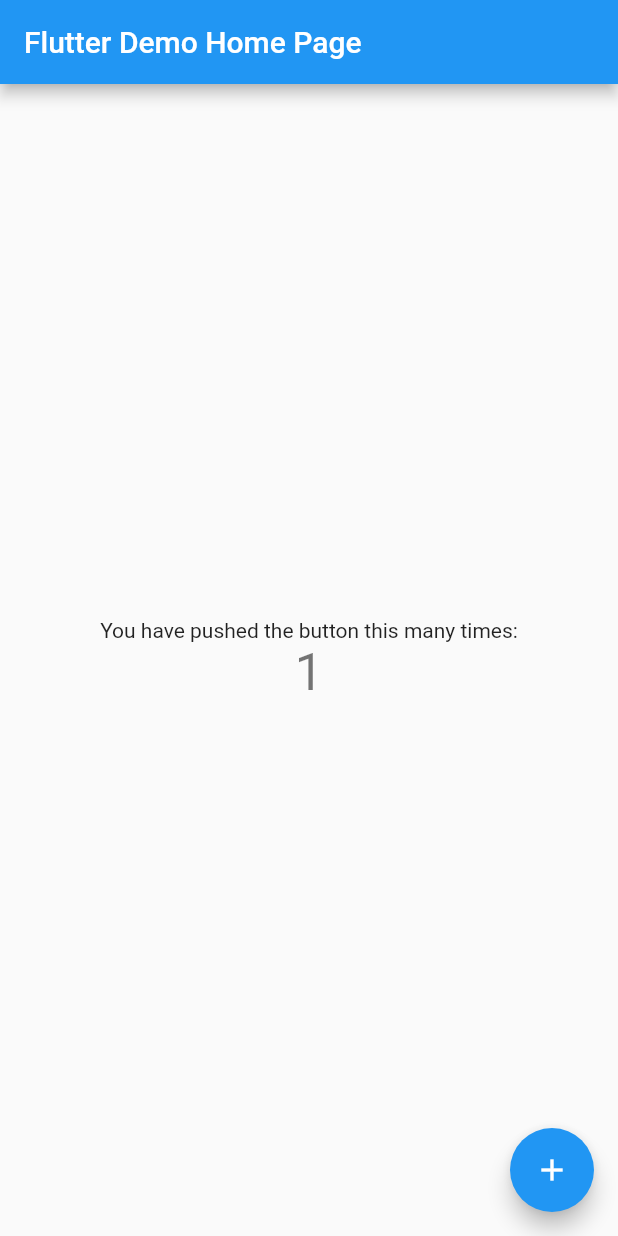
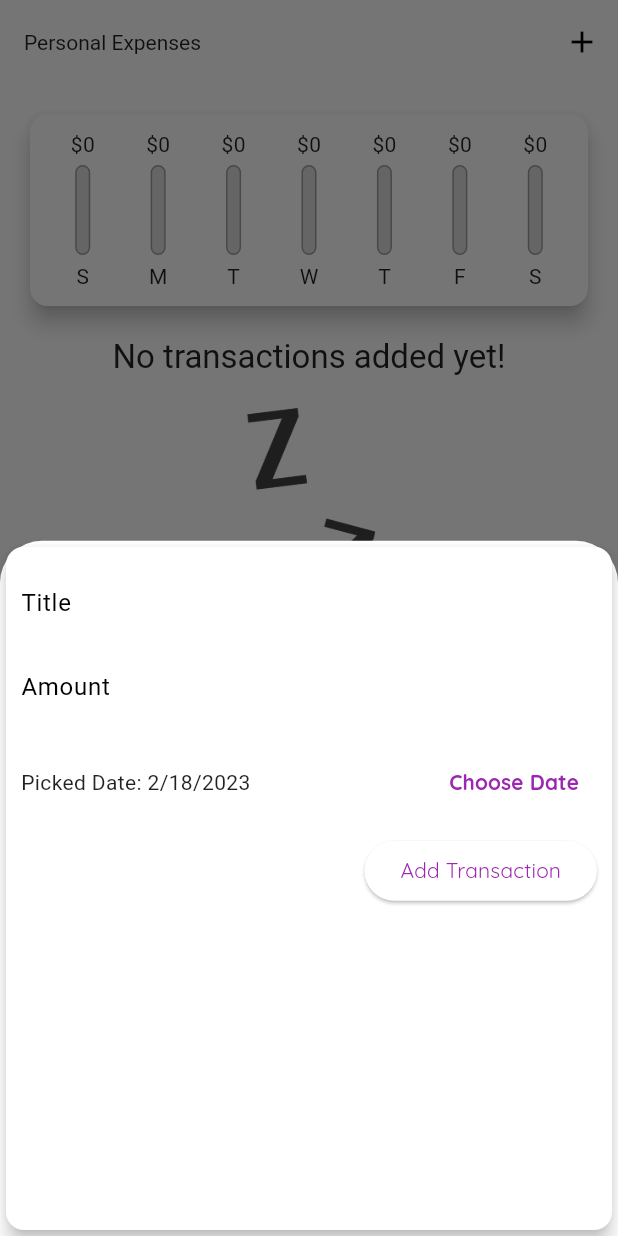
Before and after one commit to achaudhary591/Personal_Expenses_App_Flutter, a Flutter app: the screen it shows after launch, after a tap on the "add" icon, on a phone screen of 412 x 824 dp. Run offline on Flutter 3.47's test engine with Material 2 defaults, Android fonts, the phone set to English and light mode, and no system bars.

Commit message:
personal app done

```diff
--- a/lib/main.dart
+++ b/lib/main.dart
@@ -1,115 +1,139 @@
 import 'package:flutter/material.dart';
 
-void main() {
-  runApp(const MyApp());
-}
+import './widgets/new_transaction.dart';
+import './widgets/transaction_list.dart';
+import './widgets/chart.dart';
+import './models/transaction.dart';
+
+void main() => runApp(MyApp());
 
 class MyApp extends StatelessWidget {
-  const MyApp({super.key});
-
-  // This widget is the root of your application.
   @override
   Widget build(BuildContext context) {
     return MaterialApp(
-      title: 'Flutter Demo',
+      title: 'Personal Expenses',
       theme: ThemeData(
-        // This is the theme of your application.
-        //
-        // Try running your application with "flutter run". You'll see the
-        // application has a blue toolbar. Then, without quitting the app, try
-        // changing the primarySwatch below to Colors.green and then invoke
-        // "hot reload" (press "r" in the console where you ran "flutter run",
-        // or simply save your changes to "hot reload" in a Flutter IDE).
-        // Notice that the counter didn't reset back to zero; the application
-        // is not restarted.
-        primarySwatch: Colors.blue,
-      ),
-      home: const MyHomePage(title: 'Flutter Demo Home Page'),
+          useMaterial3: true,
+          fontFamily: 'Quicksand',
+          textTheme: ThemeData.light().textTheme.copyWith(
+                subtitle1: TextStyle(
+                  fontFamily: 'OpenSans',
+                  fontWeight: FontWeight.bold,
+                  fontSize: 18,
+                ),
+                button: TextStyle(color: Colors.white),
+              ),
+          appBarTheme: AppBarTheme(
+            textTheme: ThemeData.light().textTheme.copyWith(
+                  subtitle1: TextStyle(
+                    fontFamily: 'OpenSans',
+                    fontSize: 20,
+                    fontWeight: FontWeight.bold,
+                  ),
+                ),
+          ),
+          colorScheme: ColorScheme.fromSwatch(primarySwatch: Colors.purple)
+              .copyWith(secondary: Colors.amber)),
+      home: MyHomePage(),
     );
   }
 }
 
 class MyHomePage extends StatefulWidget {
-  const MyHomePage({super.key, required this.title});
-
-  // This widget is the home page of your application. It is stateful, meaning
-  // that it has a State object (defined below) that contains fields that affect
-  // how it looks.
-
-  // This class is the configuration for the state. It holds the values (in this
-  // case the title) provided by the parent (in this case the App widget) and
-  // used by the build method of the State. Fields in a Widget subclass are
-  // always marked "final".
-
-  final String title;
-
+  // String titleInput;
+  // String amountInput;
   @override
-  State<MyHomePage> createState() => _MyHomePageState();
+  _MyHomePageState createState() => _MyHomePageState();
 }
 
 class _MyHomePageState extends State<MyHomePage> {
-  int _counter = 0;
+  final List<Transaction> _userTransactions = [
+    // Transaction(
+    //   id: 't1',
+    //   title: 'New Shoes',
+    //   amount: 69.99,
+    //   date: DateTime.now(),
+    // ),
+    // Transaction(
+    //   id: 't2',
+    //   title: 'Weekly Groceries',
+    //   amount: 16.53,
+    //   date: DateTime.now(),
+    // ),
+  ];
 
-  void _incrementCounter() {
+  List<Transaction> get _recentTransactions {
+    return _userTransactions.where((tx) {
+      return tx.date.isAfter(
+        DateTime.now().subtract(
+          Duration(days: 7),
+        ),
+      );
+    }).toList();
+  }
+
+  void _addNewTransaction(
+      String txTitle, double txAmount, DateTime chosenDate) {
+    final newTx = Transaction(
+      title: txTitle,
+      amount: txAmount,
+      date: chosenDate,
+      id: DateTime.now().toString(),
+    );
+
     setState(() {
-      // This call to setState tells the Flutter framework that something has
-      // changed in this State, which causes it to rerun the build method below
-      // so that the display can reflect the updated values. If we changed
-      // _counter without calling setState(), then the build method would not be
-      // called again, and so nothing would appear to happen.
-      _counter++;
+      _userTransactions.add(newTx);
+    });
+  }
+
+  void _startAddNewTransaction(BuildContext ctx) {
+    showModalBottomSheet(
+      context: ctx,
+      builder: (_) {
+        return GestureDetector(
+          onTap: () {},
+          child: NewTransaction(_addNewTransaction),
+          behavior: HitTestBehavior.opaque,
+        );
+      },
+    );
+  }
+
+  void _deleteTransaction(String id) {
+    setState(() {
+      _userTransactions.removeWhere((tx) => tx.id == id);
     });
   }
 
   @override
   Widget build(BuildContext context) {
-    // This method is rerun every time setState is called, for instance as done
-    // by the _incrementCounter method above.
-    //
-    // The Flutter framework has been optimized to make rerunning build methods
-    // fast, so that you can just rebuild anything that needs updating rather
-    // than having to individually change instances of widgets.
     return Scaffold(
       appBar: AppBar(
-        // Here we take the value from the MyHomePage object that was created by
-        // the App.build method, and use it to set our appbar title.
-        title: Text(widget.title),
+        title: Text(
+          'Personal Expenses',
+        ),
+        actions: <Widget>[
+          IconButton(
+            icon: Icon(Icons.add),
+            onPressed: () => _startAddNewTransaction(context),
+          ),
+        ],
       ),
-      body: Center(
-        // Center is a layout widget. It takes a single child and positions it
-        // in the middle of the parent.
+      body: SingleChildScrollView(
         child: Column(
-          // Column is also a layout widget. It takes a list of children and
-          // arranges them vertically. By default, it sizes itself to fit its
-          // children horizontally, and tries to be as tall as its parent.
-          //
-          // Invoke "debug painting" (press "p" in the console, choose the
-          // "Toggle Debug Paint" action from the Flutter Inspector in Android
-          // Studio, or the "Toggle Debug Paint" command in Visual Studio Code)
-          // to see the wireframe for each widget.
-          //
-          // Column has various properties to control how it sizes itself and
-          // how it positions its children. Here we use mainAxisAlignment to
-          // center the children vertically; the main axis here is the vertical
-          // axis because Columns are vertical (the cross axis would be
-          // horizontal).
-          mainAxisAlignment: MainAxisAlignment.center,
+          // mainAxisAlignment: MainAxisAlignment.start,
+          crossAxisAlignment: CrossAxisAlignment.stretch,
           children: <Widget>[
-            const Text(
-              'You have pushed the button this many times:',
-            ),
-            Text(
-              '$_counter',
-              style: Theme.of(context).textTheme.headlineMedium,
-            ),
+            Chart(_recentTransactions),
+            TransactionList(_userTransactions, _deleteTransaction),
           ],
         ),
       ),
+      floatingActionButtonLocation: FloatingActionButtonLocation.centerFloat,
       floatingActionButton: FloatingActionButton(
-        onPressed: _incrementCounter,
-        tooltip: 'Increment',
-        child: const Icon(Icons.add),
-      ), // This trailing comma makes auto-formatting nicer for build methods.
+        child: Icon(Icons.add),
+        onPressed: () => _startAddNewTransaction(context),
+      ),
     );
   }
 }
--- /dev/null
+++ b/lib/models/transaction.dart
@@ -0,0 +1,15 @@
+import 'package:flutter/foundation.dart';
+
+class Transaction {
+  final String id;
+  final String title;
+  final double amount;
+  final DateTime date;
+
+  Transaction({
+    required this.id,
+    required this.title,
+    required this.amount,
+    required this.date,
+  });
+}
--- /dev/null
+++ b/lib/widgets/chart.dart
@@ -0,0 +1,64 @@
+import 'package:flutter/material.dart';
+import 'package:intl/intl.dart';
+
+import './chart_bar.dart';
+import '../models/transaction.dart';
+
+class Chart extends StatelessWidget {
+  final List<Transaction> recentTransactions;
+
+  Chart(this.recentTransactions);
+
+  List<Map<String, Object>> get groupedTransactionValues {
+    return List.generate(7, (index) {
+      final weekDay = DateTime.now().subtract(
+        Duration(days: index),
+      );
+      var totalSum = 0.0;
+
+      for (var i = 0; i < recentTransactions.length; i++) {
+        if (recentTransactions[i].date.day == weekDay.day &&
+            recentTransactions[i].date.month == weekDay.month &&
+            recentTransactions[i].date.year == weekDay.year) {
+          totalSum += recentTransactions[i].amount;
+        }
+      }
+
+      return {
+        'day': DateFormat.E().format(weekDay).substring(0, 1),
+        'amount': totalSum,
+      };
+    }).reversed.toList();
+  }
+
+  double get totalSpending {
+    return groupedTransactionValues.fold(0.0, (sum, item) {
+      return sum + (item['amount'] as double);
+    });
+  }
+
+  @override
+  Widget build(BuildContext context) {
+    return Card(
+      elevation: 6,
+      margin: EdgeInsets.all(20),
+      child: Padding(
+        padding: EdgeInsets.all(10),
+        child: Row(
+          mainAxisAlignment: MainAxisAlignment.spaceAround,
+          children: groupedTransactionValues.map((data) {
+            return Flexible(
+              fit: FlexFit.tight,
+              child: ChartBar(
+                  data['day'].toString(),
+                  data['amount'] as double,
+                  totalSpending == 0.0
+                      ? 0.0
+                      : (data['amount'] as double) / totalSpending),
+            );
+          }).toList(),
+        ),
+      ),
+    );
+  }
+}
--- /dev/null
+++ b/lib/widgets/chart_bar.dart
@@ -0,0 +1,54 @@
+import 'package:flutter/material.dart';
+
+class ChartBar extends StatelessWidget {
+  final String label;
+  final double spendingAmount;
+  final double spendingPctOfTotal;
+
+  ChartBar(this.label, this.spendingAmount, this.spendingPctOfTotal);
+
+  @override
+  Widget build(BuildContext context) {
+    return Column(
+      children: <Widget>[
+        Container(
+          height: 20,
+          child: FittedBox(
+            child: Text('\$${spendingAmount.toStringAsFixed(0)}'),
+          ),
+        ),
+        SizedBox(
+          height: 4,
+        ),
+        Container(
+          height: 60,
+          width: 10,
+          child: Stack(
+            children: <Widget>[
+              Container(
+                decoration: BoxDecoration(
+                  border: Border.all(color: Colors.grey, width: 1.0),
+                  color: Color.fromRGBO(220, 220, 220, 1),
+                  borderRadius: BorderRadius.circular(10),
+                ),
+              ),
+              FractionallySizedBox(
+                heightFactor: spendingPctOfTotal,
+                child: Container(
+                  decoration: BoxDecoration(
+                    color: Theme.of(context).primaryColor,
+                    borderRadius: BorderRadius.circular(10),
+                  ),
+                ),
+              ),
+            ],
+          ),
+        ),
+        SizedBox(
+          height: 4,
+        ),
+        Text(label),
+      ],
+    );
+  }
+}
--- /dev/null
+++ b/lib/widgets/new_transaction.dart
@@ -0,0 +1,117 @@
+import 'package:flutter/material.dart';
+import 'package:intl/intl.dart';
+
+class NewTransaction extends StatefulWidget {
+  final Function addTx;
+
+  NewTransaction(this.addTx);
+
+  @override
+  _NewTransactionState createState() => _NewTransactionState();
+}
+
+class _NewTransactionState extends State<NewTransaction> {
+  final _titleController = TextEditingController();
+  final _amountController = TextEditingController();
+  DateTime _selectedDate = DateTime.now();
+
+  void _submitData() {
+    if (_amountController.text.isEmpty) {
+      return;
+    }
+    final enteredTitle = _titleController.text;
+    final enteredAmount = double.parse(_amountController.text);
+
+    if (enteredTitle.isEmpty || enteredAmount <= 0 || _selectedDate == null) {
+      return;
+    }
+
+    widget.addTx(
+      enteredTitle,
+      enteredAmount,
+      _selectedDate,
+    );
+
+    Navigator.of(context).pop();
+  }
+
+  void _presentDatePicker() {
+    showDatePicker(
+      context: context,
+      initialDate: DateTime.now(),
+      firstDate: DateTime(2019),
+      lastDate: DateTime.now(),
+    ).then((pickedDate) {
+      if (pickedDate == null) {
+        return;
+      }
+      setState(() {
+        _selectedDate = pickedDate;
+      });
+    });
+    print('...');
+  }
+
+  @override
+  Widget build(BuildContext context) {
+    return Card(
+      elevation: 5,
+      child: Container(
+        padding: EdgeInsets.all(10),
+        child: Column(
+          crossAxisAlignment: CrossAxisAlignment.end,
+          children: <Widget>[
+            TextField(
+              decoration: InputDecoration(labelText: 'Title'),
+              controller: _titleController,
+              onSubmitted: (_) => _submitData(),
+              // onChanged: (val) {
+              //   titleInput = val;
+              // },
+            ),
+            TextField(
+              decoration: InputDecoration(labelText: 'Amount'),
+              controller: _amountController,
+              keyboardType: TextInputType.number,
+              onSubmitted: (_) => _submitData(),
+              // onChanged: (val) => amountInput = val,
+            ),
+            Container(
+              height: 70,
+              child: Row(
+                children: <Widget>[
+                  Expanded(
+                    child: Text(
+                      _selectedDate == null
+                          ? 'No Date Chosen!'
+                          : 'Picked Date: ${DateFormat.yMd().format(_selectedDate)}',
+                    ),
+                  ),
+                  TextButton(
+                    // textColor: Theme.of(context).primaryColor,
+                    child: Text(
+                      'Choose Date',
+                      style: TextStyle(
+                        fontWeight: FontWeight.bold,
+                      ),
+                    ),
+                    onPressed: _presentDatePicker,
+                  ),
+                ],
+              ),
+            ),
+            ElevatedButton(
+              child: Text('Add Transaction'),
+              style: ButtonStyle(
+                iconColor: MaterialStateProperty.all<Color>(Theme.of(context).primaryColor),
+                backgroundColor: MaterialStateProperty.all<Color>(Color.fromRGBO(255, 255, 255, 1)),
+              ),
+
+              onPressed: _submitData,
+            ),
+          ],
+        ),
+      ),
+    );
+  }
+}
--- /dev/null
+++ b/lib/widgets/transaction_list.dart
@@ -0,0 +1,71 @@
+import 'package:flutter/material.dart';
+import 'package:intl/intl.dart';
+
+import '../models/transaction.dart';
+
+class TransactionList extends StatelessWidget {
+  final List<Transaction> transactions;
+  final Function deleteTx;
+
+  TransactionList(this.transactions, this.deleteTx);
+
+  @override
+  Widget build(BuildContext context) {
+    return Container(
+      height: 450,
+      child: transactions.isEmpty
+          ? Column(
+              children: <Widget>[
+                Text(
+                  'No transactions added yet!',
+                  style: Theme.of(context).textTheme.titleLarge,
+                ),
+                SizedBox(
+                  height: 20,
+                ),
+                Container(
+                    height: 200,
+                    child: Image.asset(
+                      'assets/images/waiting.png',
+                      fit: BoxFit.cover,
+                    )),
+              ],
+            )
+          : ListView.builder(
+              itemBuilder: (ctx, index) {
+                return Card(
+                  elevation: 5,
+                  margin: EdgeInsets.symmetric(
+                    vertical: 8,
+                    horizontal: 5,
+                  ),
+                  child: ListTile(
+                    leading: CircleAvatar(
+                      radius: 30,
+                      child: Padding(
+                        padding: EdgeInsets.all(6),
+                        child: FittedBox(
+                          child: Text('\$${transactions[index].amount}'),
+                        ),
+                      ),
+                    ),
+                    title: Text(
+                      transactions[index].title,
+                      style: Theme.of(context).textTheme.titleLarge,
+                    ),
+                    subtitle: Text(
+                      DateFormat.yMMMd().format(transactions[index].date),
+                    ),
+                    trailing: IconButton(
+                      icon: Icon(Icons.delete),
+                      color: Theme.of(context).errorColor,
+                      onPressed: () => deleteTx(transactions[index].id),
+                    ),
+                  ),
+                );
+              },
+              itemCount: transactions.length,
+            ),
+    );
+  }
+}
```
Also changed, not shown: pubspec.yaml (+14 -3 lines), assets/fonts/OpenSans-Bold.ttf (added), assets/fonts/OpenSans-Regular.ttf (added), assets/fonts/Quicksand-Bold.ttf (added), assets/fonts/Quicksand-Light.ttf (added), assets/fonts/Quicksand-Medium.ttf (added), assets/fonts/Quicksand-Regular.ttf (added), assets/images/waiting.png (added), pubspec.lock, 1 other file.
